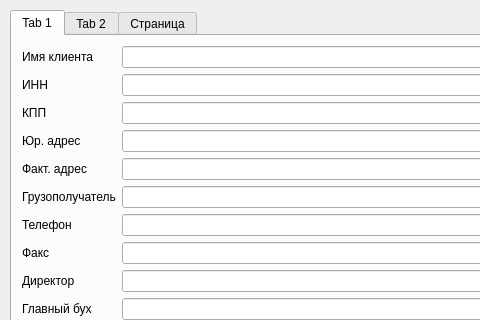
ArtNazarov/nzcrm_qt_client, file faddclient.ui: the form before one commit; both pictures show x 0 to 480 and y 0 to 320 of the 589 by 480 pixel window.
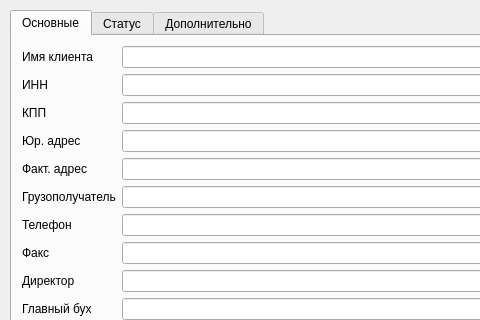
The form after the commit.

Commit message: Rename tabs

```diff
--- a/faddclient.ui
+++ b/faddclient.ui
@@ -43,7 +43,7 @@
    </property>
    <widget class="QWidget" name="tabMainProps">
     <attribute name="title">
-     <string>Tab 1</string>
+     <string>Основные</string>
     </attribute>
     <widget class="QWidget" name="formLayoutWidget">
      <property name="geometry">
@@ -160,7 +160,7 @@
    </widget>
    <widget class="QWidget" name="tabStatusProps">
     <attribute name="title">
-     <string>Tab 2</string>
+     <string>Статус</string>
     </attribute>
     <widget class="QWidget" name="formLayoutWidget_2">
      <property name="geometry">
@@ -227,7 +227,7 @@
    </widget>
    <widget class="QWidget" name="tabAdditionalProps">
     <attribute name="title">
-     <string>Страница</string>
+     <string>Дополнительно</string>
     </attribute>
     <widget class="QWidget" name="formLayoutWidget_3">
      <property name="geometry">
```
Left out of the diff: 2 changed lines with no effect on the pictures. The commit also changes 4 other files.
